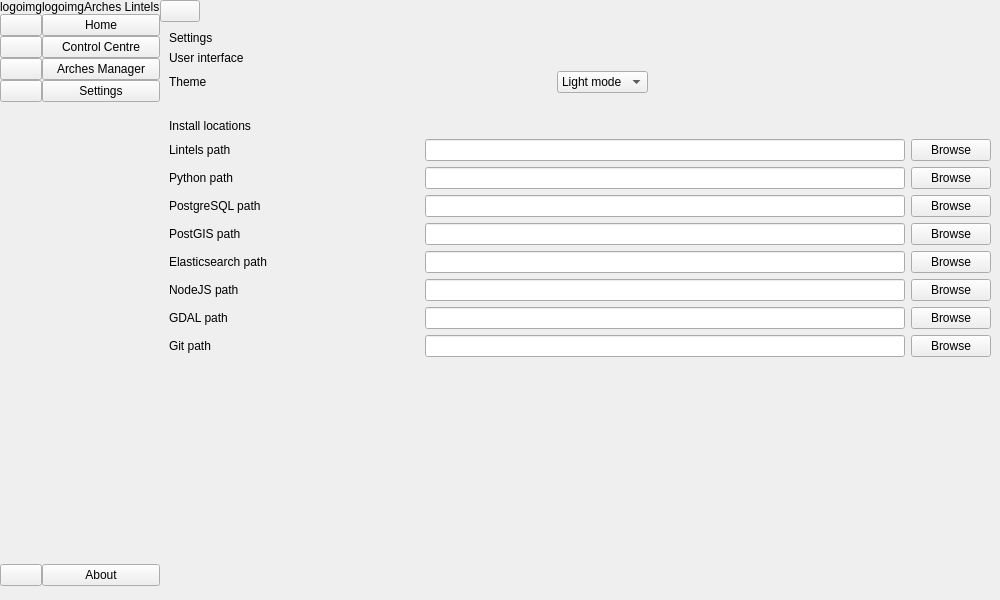
This is arches_lintels/ui/ui_mainwindow.ui in k-int/arches-lintels as Qt 5 draws it before an edit. The edited form follows.
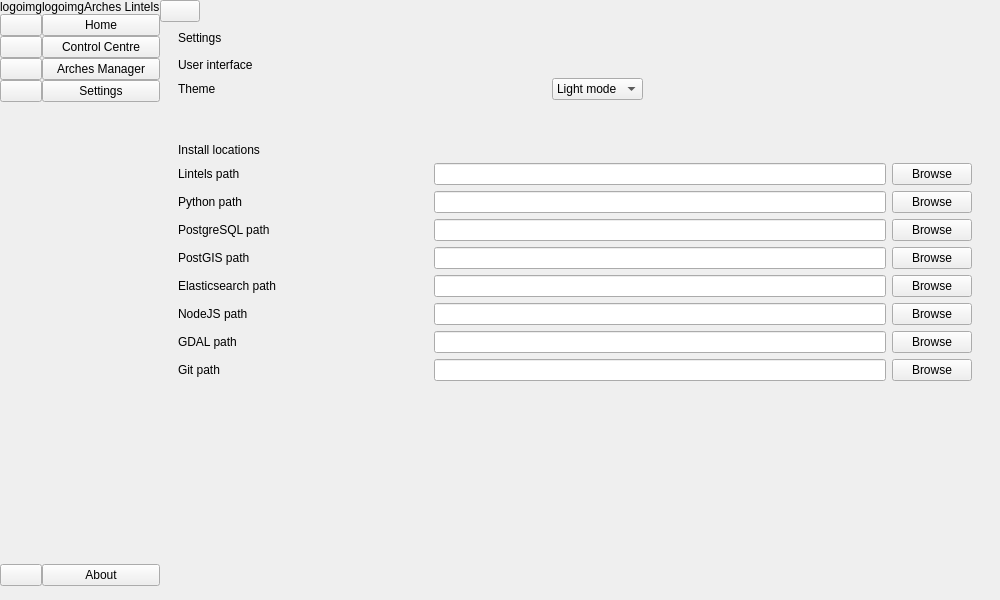
This is the edited form.

Commit message: Update settings page UI

```diff
--- a/arches_lintels/ui/ui_mainwindow.ui
+++ b/arches_lintels/ui/ui_mainwindow.ui
@@ -675,6 +675,12 @@
              </widget>
              <widget class="QWidget" name="settingsPage">
               <layout class="QVBoxLayout" name="verticalLayout_7">
+               <property name="leftMargin">
+                <number>18</number>
+               </property>
+               <property name="rightMargin">
+                <number>18</number>
+               </property>
                <item>
                 <widget class="QLabel" name="settingsTitle">
                  <property name="text">
@@ -683,6 +689,21 @@
                 </widget>
                </item>
                <item>
+                <widget class="QWidget" name="userInterfaceWidget" native="true">
+                 <layout class="QVBoxLayout" name="verticalLayout_11">
+                  <property name="leftMargin">
+                   <number>0</number>
+                  </property>
+                  <property name="topMargin">
+                   <number>7</number>
+                  </property>
+                  <property name="rightMargin">
+                   <number>10</number>
+                  </property>
+                  <property name="bottomMargin">
+                   <number>10</number>
+                  </property>
+                  <item>
                 <layout class="QVBoxLayout" name="verticalLayout_9">
                  <item>
                   <widget class="QLabel" name="uiLabel">
@@ -749,6 +770,9 @@
                  </item>
                 </layout>
                </item>
+                 </layout>
+                </widget>
+               </item>
                <item>
                 <spacer name="horizontalSpacer">
                  <property name="orientation">
@@ -763,6 +787,21 @@
                 </spacer>
                </item>
                <item>
+                <widget class="QWidget" name="installDirsWidget" native="true">
+                 <layout class="QVBoxLayout" name="verticalLayout_12">
+                  <property name="leftMargin">
+                   <number>0</number>
+                  </property>
+                  <property name="topMargin">
+                   <number>7</number>
+                  </property>
+                  <property name="rightMargin">
+                   <number>10</number>
+                  </property>
+                  <property name="bottomMargin">
+                   <number>10</number>
+                  </property>
+                  <item>
                 <layout class="QVBoxLayout" name="installDirsLayout">
                  <item>
                   <widget class="QLabel" name="installDirsLabel">
@@ -974,6 +1013,9 @@
                  </item>
                  <item>
                   <layout class="QHBoxLayout" name="gitLayout">
+                      <property name="bottomMargin">
+                       <number>0</number>
+                      </property>
                    <item>
                     <widget class="QLabel" name="label_2">
                      <property name="minimumSize">
@@ -1000,6 +1042,9 @@
                   </layout>
                  </item>
                 </layout>
+                  </item>
+                 </layout>
+                </widget>
                </item>
                <item>
                 <spacer name="verticalSpacer_3">
```
Lines whose indentation alone changed are shown as unchanged. The commit also changes 4 other files.
